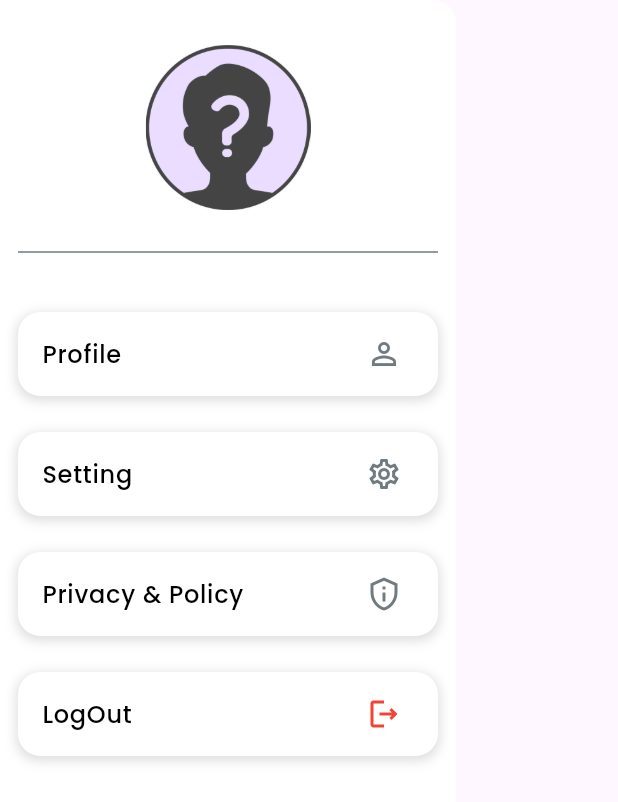
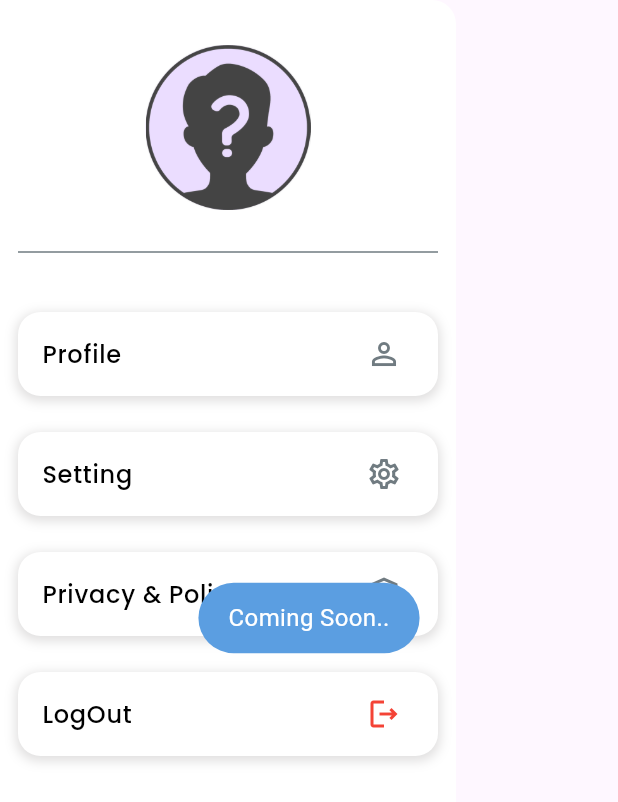
Before and after one commit to YaseenMughal/Mughal-Tech, a Flutter app: the AppDrawer widget shown alone on an empty page, opened directly, after a tap on "Setting", on a phone screen of 412 x 824 dp. Shown: the top 802 px of the screen. Run offline on Flutter 3.47's test engine with Material 3 defaults, Android fonts, the phone set to English and light mode, and no system bars; our stand-ins replace flutter_slidable, fluttertoast.

Commit message:
Mughal tech

```diff
--- a/lib/components/widget_component/drawer_component.dart
+++ b/lib/components/widget_component/drawer_component.dart
@@ -1,7 +1,8 @@
 import 'package:flutter/material.dart';
 import 'package:practice_project/components/constant_component/color_constant.dart';
+import 'package:practice_project/components/widget_component/utils_widget.dart';
 import 'package:practice_project/drawer_screen/profile_drawer.dart';
-import 'package:practice_project/screens/login_screen.dart';
+import 'package:practice_project/screens/auth/login_screen.dart';
 
 class AppDrawer extends StatelessWidget {
   const AppDrawer({super.key});
@@ -25,10 +26,21 @@ class AppDrawer extends StatelessWidget {
                 title: "Profile",
                 icon: Icons.person_outline,
                 onTap: () {
-                  Navigator.of(context).push(MaterialPageRoute(builder: (context) => const PersonScreen()));
+                  Utils.toastMessage(message: "Coming Soon..", bgColor: AppColor.mainColor);
+                  // Navigator.of(context).push(MaterialPageRoute(builder: (context) => const PersonScreen()));
                 }),
-            drawerTile(title: "Setting", icon: Icons.settings_outlined, onTap: () {}),
-            drawerTile(title: "Privacy & Policy", icon: Icons.privacy_tip_outlined, onTap: () {}),
+            drawerTile(
+                title: "Setting",
+                icon: Icons.settings_outlined,
+                onTap: () {
+                  Utils.toastMessage(message: "Coming Soon..", bgColor: AppColor.mainColor);
+                }),
+            drawerTile(
+                title: "Privacy & Policy",
+                icon: Icons.privacy_tip_outlined,
+                onTap: () {
+                  Utils.toastMessage(message: "Coming Soon..", bgColor: AppColor.mainColor);
+                }),
             drawerTile(
                 title: "LogOut",
                 icon: Icons.logout_outlined,
--- a/lib/main.dart
+++ b/lib/main.dart
@@ -1,7 +1,7 @@
 import 'package:flutter/material.dart';
 import 'package:practice_project/provider/cart_provider.dart';
 import 'package:practice_project/provider/favorite_provider.dart';
-import 'package:practice_project/screens/login_screen.dart';
+import 'package:practice_project/screens/auth/login_screen.dart';
 import 'package:practice_project/screens/splash_screen.dart';
 import 'package:provider/provider.dart';
 
--- a/lib/screens/login_screen.dart
+++ b/lib/screens/auth/login_screen.dart
@@ -6,8 +6,8 @@ import 'package:practice_project/components/widget_component/button_widegt.dart'
 import 'package:practice_project/components/widget_component/textField_widget.dart';
 import 'package:practice_project/components/widget_component/text_widget.dart';
 import 'package:practice_project/components/widget_component/utils_widget.dart';
-import 'package:practice_project/screens/forget_screen.dart';
-import 'package:practice_project/screens/signup_screen.dart';
+import 'package:practice_project/screens/auth/forget_screen.dart';
+import 'package:practice_project/screens/auth/signup_screen.dart';
 
 class LoginScreen extends StatefulWidget {
   const LoginScreen({super.key});
@@ -95,7 +95,7 @@ class _LoginScreenState extends State<LoginScreen> {
                         Utils.appSnackBar(context, "Password must be greater than 6 characters!");
                       } else {
                         Utils.appSnackBar(context, "Login SuccessFully!");
-                        Navigator.of(context).pushAndRemoveUntil(MaterialPageRoute(builder: (context) => const BottomNavBar()), ModalRoute.withName('/'));
+                        Navigator.of(context).pushAndRemoveUntil(MaterialPageRoute(builder: (context) => const BottomNavBar()), (route) => false);
                       }
                     }),
                 const SizedBox(height: 10.0),
--- a/lib/screens/signup_screen.dart
+++ b/lib/screens/auth/signup_screen.dart
@@ -6,9 +6,9 @@ import 'package:practice_project/components/widget_component/button_widegt.dart'
 import 'package:practice_project/components/widget_component/textField_widget.dart';
 import 'package:practice_project/components/widget_component/text_widget.dart';
 import 'package:practice_project/components/widget_component/utils_widget.dart';
-import 'package:practice_project/screens/forget_screen.dart';
+import 'package:practice_project/screens/auth/forget_screen.dart';
 import 'package:practice_project/screens/home_screen.dart';
-import 'package:practice_project/screens/login_screen.dart';
+import 'package:practice_project/screens/auth/login_screen.dart';
 
 class SignupScreen extends StatefulWidget {
   const SignupScreen({super.key});
--- a/lib/screens/splash_screen.dart
+++ b/lib/screens/splash_screen.dart
@@ -1,7 +1,7 @@
 import 'package:flutter/material.dart';
 // import 'package:flutter/widgets.dart';
 // import 'package:practice_project/Screen/home_screen.dart';
-import 'package:practice_project/screens/login_screen.dart';
+import 'package:practice_project/screens/auth/login_screen.dart';
 
 class SplashScreen extends StatefulWidget {
   const SplashScreen({super.key});
```
Also changed, not shown: lib/screens/auth/forget_screen.dart (renamed from lib/screens/forget_screen.dart).
